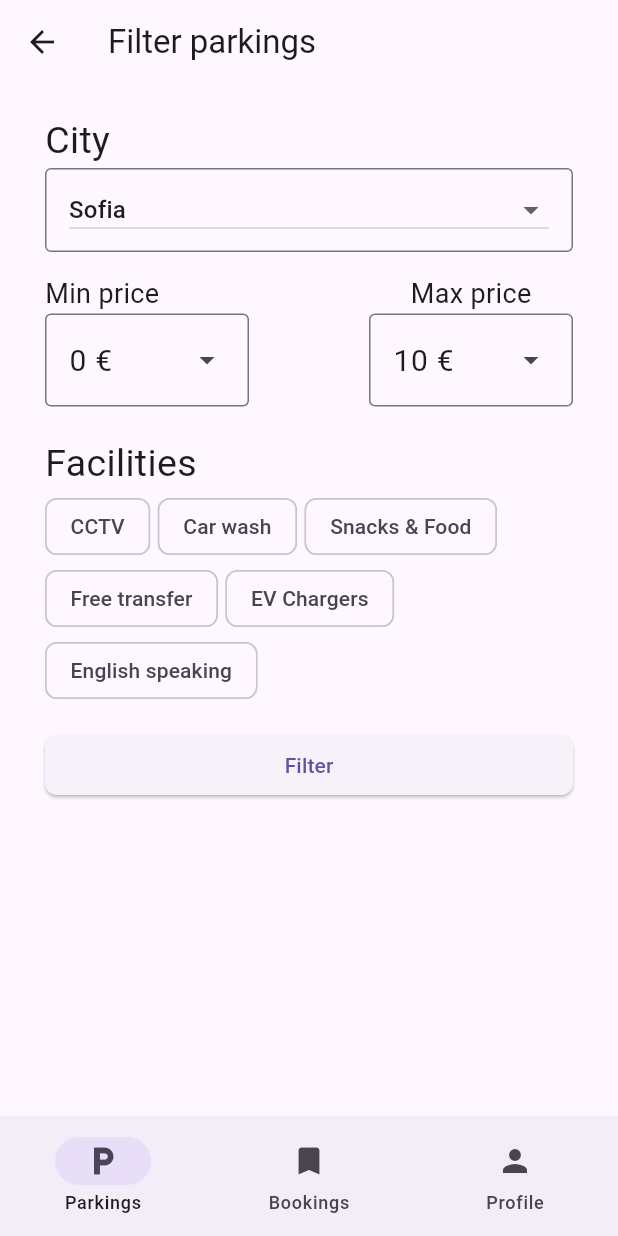
After one commit to padjal/park-and-fly-mobile-client, a Flutter app: the ParkingsFilterView screen opened by its route, on a phone screen of 412 x 824 dp. The commit adds this screen. Run offline on Flutter 3.47's test engine with Material 3 defaults, Android fonts, the phone set to English and light mode, and no system bars; our stand-ins replace carousel_slider, flutter_hooks, flutter_riverpod, go_router, hooks_riverpod, permission_handler and 2 more; missing offline and left inert: flutter_osm_plugin; generated files the repository leaves out were written again.

Commit message:
Add parking filtering

```diff
--- /dev/null
+++ b/src/lib/ui/views/parkings_filter_view.dart
@@ -0,0 +1,173 @@
+import 'package:flutter/material.dart';
+import 'package:flutter/src/widgets/framework.dart';
+import 'package:flutter_hooks/flutter_hooks.dart';
+import 'package:go_router/go_router.dart';
+import 'package:hooks_riverpod/hooks_riverpod.dart';
+
+class Filter{
+  String label;
+  bool isSelected;
+
+  Filter(this.label, this.isSelected);
+}
+
+class ParkingsFilterView extends HookConsumerWidget {
+  @override
+  Widget build(BuildContext context, WidgetRef ref) {
+    final _sliderValue = useState(0.0);
+    final _minPrice = useState(0);
+    final _maxPrice = useState(10);
+    final selectedFilters = useState([]);
+    final _city = useState('Sofia');
+    final _isBusy = useState(false);
+
+    final filters = ['CCTV', 'Car wash', 'Snacks & Food', 'Free transfer', 'EV Chargers', 'English speaking'];
+
+    return Scaffold(
+        appBar: AppBar(
+          title: Text('Filter parkings'),
+        ),
+        body: !_isBusy.value ? Padding(
+          padding: const EdgeInsets.symmetric(horizontal: 30.0, vertical: 20),
+          child: Column(
+            crossAxisAlignment: CrossAxisAlignment.stretch,
+            children: [
+              Text('City', style: TextStyle(fontSize: 25)),
+              InputDecorator(decoration: InputDecoration(border: OutlineInputBorder()),
+              child: DropdownButton<String>(isExpanded:true,
+                isDense: true,
+                value: _city.value,
+                items: [
+                  DropdownMenuItem<String>(child: Text('Sofia'), value: 'Sofia',),
+                  DropdownMenuItem<String>(child: Text('Moscow'), value: 'Moscow'),
+                  DropdownMenuItem<String>(child: Text('Vienna'), value: 'Viewna'),
+                  DropdownMenuItem<String>(child: Text('London'), value: 'London'),
+                  DropdownMenuItem<String>(child: Text('New York'), value: 'New York'),
+                ], onChanged: (Object? value) { _city.value = value.toString(); },
+
+              )),
+              Padding(
+                padding: const EdgeInsets.only(top: 15.0),
+                child: Row(
+                  mainAxisAlignment: MainAxisAlignment.spaceBetween,
+                  children: [
+                    Column(
+                      crossAxisAlignment: CrossAxisAlignment.start,
+                      children: [
+                        Text('Min price', style: TextStyle(fontSize: 18),),
+                        DropdownMenu(
+                          initialSelection: _minPrice.value,
+                          textStyle: TextStyle(fontSize: 20),
+                            dropdownMenuEntries: [
+                              DropdownMenuEntry<int>(
+                                value: 0,
+                                label: '0 €',
+                              ),
+                              DropdownMenuEntry<int>(
+                                value: 5,
+                                label: '5 €',
+                              ),
+                              DropdownMenuEntry<int>(
+                                value: 10,
+                                label: '10 €',
+                              ),
+                              DropdownMenuEntry<int>(
+                                value: 15,
+                                label: '15 €',
+                              ),
+                            ],
+                            onSelected: (value) {
+                              _minPrice.value = value as int;
+                            })
+                      ],
+                    ),
+                    Column(
+                      children: [
+                        Text('Max price', style: TextStyle(fontSize: 18),),
+                        DropdownMenu(
+                            initialSelection: _maxPrice.value,
+                            textStyle: TextStyle(fontSize: 20),
+                            dropdownMenuEntries: [
+                              DropdownMenuEntry<int>(
+                                value: 10,
+                                label: '10 €',
+                              ),
+                              DropdownMenuEntry<int>(
+                                value: 15,
+                                label: '15 €',
+                              ),
+                              DropdownMenuEntry<int>(
+                                value: 20,
+                                label: '20 €',
+                              ),
+                              DropdownMenuEntry<int>(
+                                value: 25,
+                                label: '25 €',
+                              ),
+                            ],
+                            onSelected: (value) {
+                              _maxPrice.value = value as int;
+                            })
+                      ],
+                    )
+                  ],
+                ),
+              ),
+              // Wrap(
+              //   spacing: 8,
+              //   children:
+              //     filters.map((filter) {
+              //       return FilterChip(
+              //         selected: selectedFilters.value.contains(filter),
+              //         label: Text(filter), onSelected: (bool value) {
+              //           value ? selectedFilters.value.add(filter) : selectedFilters.value.remove(filter);
+              //       },
+              //       );
+              //     }).toList()
+              //
+              // )
+              Padding(
+                padding: const EdgeInsets.only(top: 20.0),
+                child: Text('Facilities', style: TextStyle(fontSize: 25),),
+              ),
+              Wrap(
+                spacing: 5.0,
+                alignment: WrapAlignment.start,
+                children: filters.map((String filter) {
+                  return FilterChip(
+                    label: Text(filter),
+                    selected: selectedFilters.value.contains(filter),
+                    onSelected: (bool selected) {
+                      if(selected){
+                        selectedFilters.value = [...selectedFilters.value..add(filter)];
+                      }else{
+                        selectedFilters.value = [...selectedFilters.value..remove(filter)];
+                      }
+                      // final newFilter = Filter(foundFilter!.label, selected);
+                      // filters.value.remove(foundFilter);
+                      // filters.value.add(newFilter);
+                    },
+                  );
+                }).toList(),
+              ),
+              Padding(
+                padding: const EdgeInsets.symmetric(vertical: 15.0),
+                child: ElevatedButton(
+                  onPressed: () async {
+                    _isBusy.value = true;
+                    await Future.delayed(Duration(seconds:1));
+                    _isBusy.value = false;
+                    context.pop();
+                  },
+                  child: const Text('Filter'),
+                  style: ElevatedButton.styleFrom(
+                    shape: RoundedRectangleBorder(
+                        borderRadius: BorderRadius.circular(8.0)),
+                  ),
+                ),
+              ),
+            ],
+          ),
+        ) : Center(child: CircularProgressIndicator()));
+  }
+}
--- a/src/lib/ui/views/parkings_view.dart
+++ b/src/lib/ui/views/parkings_view.dart
@@ -1,6 +1,7 @@
 import 'package:flutter/material.dart';
 import 'package:flutter/src/widgets/framework.dart';
 import 'package:flutter_riverpod/flutter_riverpod.dart';
+import 'package:go_router/go_router.dart';
 import 'package:park_and_fly/ui/components/parking_card.dart';
 
 import '../../models/parking.dart';
@@ -30,6 +31,12 @@ class ParkingsView extends ConsumerWidget {
     return Scaffold(
       appBar: AppBar(
         title: Text('Parkings'),
+        actions: [
+          Padding(
+            padding: const EdgeInsets.only(right: 30.0),
+            child: IconButton(icon: Icon(Icons.filter_alt, size: 30,), onPressed: () { context.go('/parkings/list/filter'); },),
+          ),
+        ]
       ),
       body: ListView.builder(
         itemCount: parkings.length,
--- a/src/lib/utils/router_config.dart
+++ b/src/lib/utils/router_config.dart
@@ -7,6 +7,7 @@ import 'package:park_and_fly/ui/views/addcar_view.dart';
 import 'package:park_and_fly/ui/views/booking_details_view.dart';
 import 'package:park_and_fly/ui/views/bookings_view.dart';
 import 'package:park_and_fly/ui/views/map_view.dart';
+import 'package:park_and_fly/ui/views/parkings_filter_view.dart';
 import 'package:park_and_fly/ui/views/review_reservation_view.dart';
 
 import '../models/parking.dart';
@@ -51,7 +52,8 @@ final goRouterProvider = Provider<GoRouter>((ref) {
                   return ReservationReviewView(
                     booking: reservation as Booking,
                   );
-                },),
+                },
+              ),
               // top route inside branch
               GoRoute(
                   path: '/parkings',
@@ -64,7 +66,14 @@ final goRouterProvider = Provider<GoRouter>((ref) {
                         pageBuilder: (context, state) => NoTransitionPage(
                               child: ParkingsView(),
                             ),
+                        routes: [
+                          GoRoute(
+                            path: 'filter',
+                            pageBuilder: (context, state) => NoTransitionPage(
+                              child: ParkingsFilterView(),
                             ),
+                          )
+                        ]),
                     GoRoute(
                       path: ':id',
                       builder: (BuildContext context, GoRouterState state) {
@@ -94,16 +103,14 @@ final goRouterProvider = Provider<GoRouter>((ref) {
                   pageBuilder: (context, state) => NoTransitionPage(
                         child: BookingsView(),
                       ),
-                routes:
-                  [
+                  routes: [
                     GoRoute(
                       path: 'details',
                       pageBuilder: (context, state) => NoTransitionPage(
                         child: BookingDetailsView(),
                       ),
                     )
-                  ]
-              ),
+                  ]),
             ],
           ),
           StatefulShellBranch(
@@ -120,13 +127,13 @@ final goRouterProvider = Provider<GoRouter>((ref) {
                       path: 'settings',
                       builder: (context, state) => SettingsView(),
                       routes: [
-                      GoRoute(path: 'about',
+                        GoRoute(
+                          path: 'about',
                           pageBuilder: (context, state) => NoTransitionPage(
                             child: AboutAppView(),
                           ),
                         )
-                    ]
-                  ),
+                      ]),
                   GoRoute(
                     path: 'addcar',
                     builder: (context, state) => AddcarView(),
```
Lines whose indentation alone changed are shown as unchanged.
